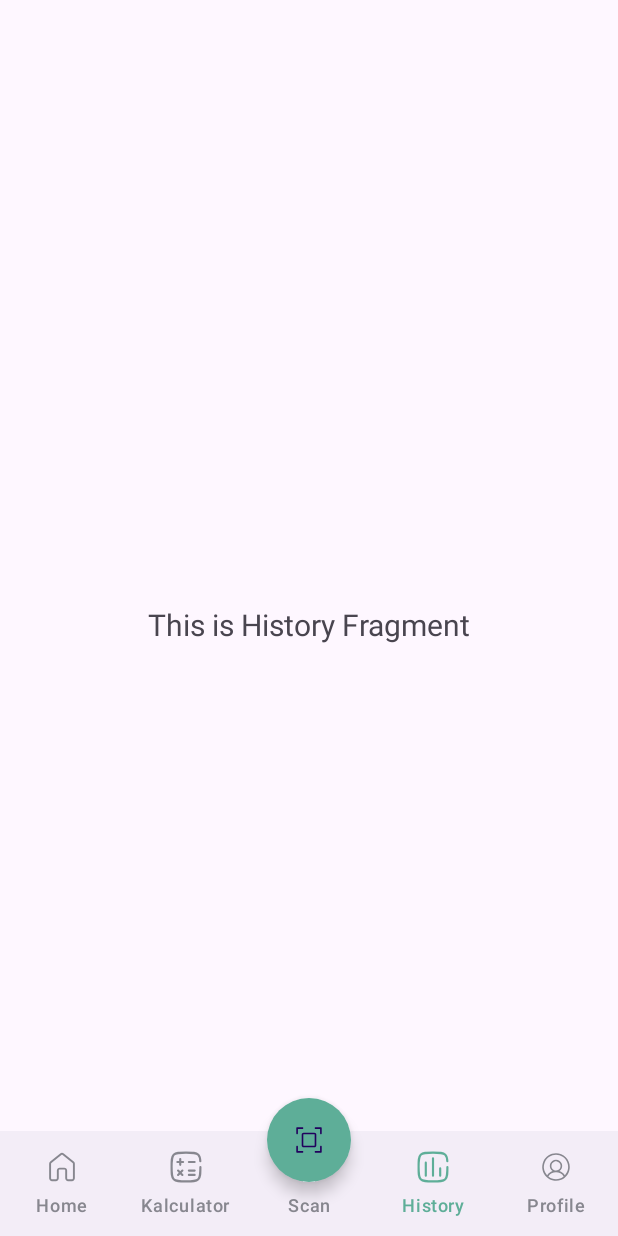
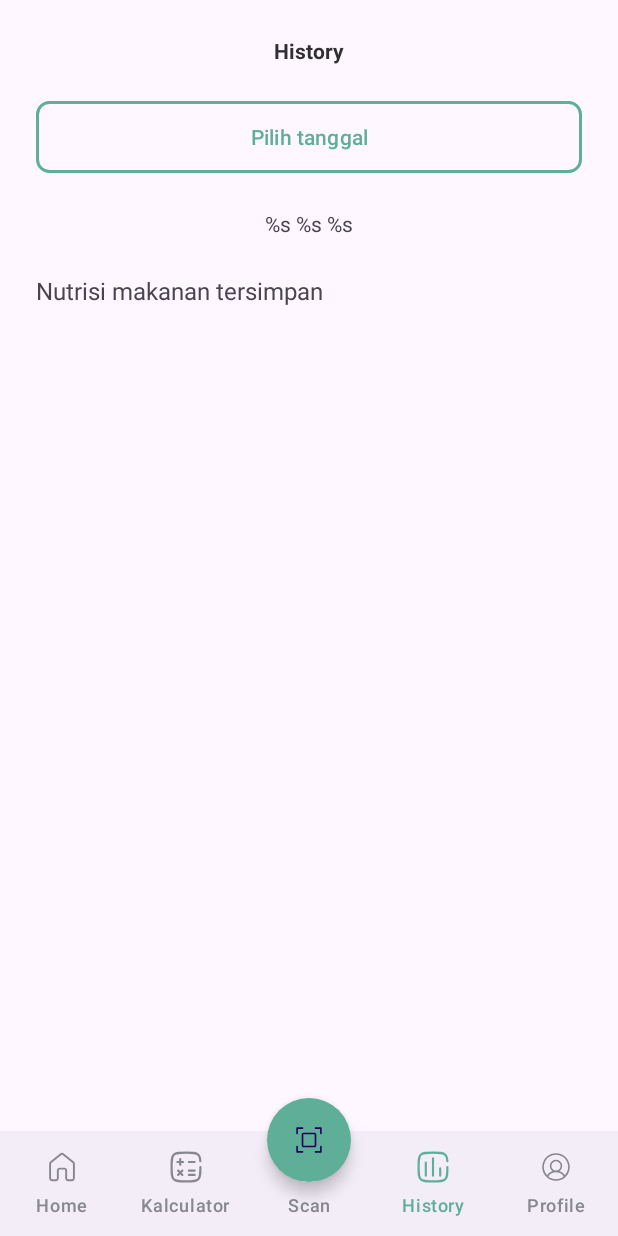
Before and after one commit to MuhammadFarrel4148/U-Meal-Team-Capstone, an Android app: the HistoryFragment screen opened through its navigation route, on a phone screen of 412 x 824 dp. Run offline under Robolectric (Android 15) with nearby library versions, the phone set to English and light mode, and no system bars; our stand-ins replace navigation-ui; libraries missing offline, so code that uses them is left out: com.yalantis.ucrop; pictures from the network do not load.

Commit message:
feat: sliced history page

```diff
--- a/MD/app/src/main/java/com/example/umeal/home/ui/history/HistoryFragment.kt
+++ b/MD/app/src/main/java/com/example/umeal/home/ui/history/HistoryFragment.kt
@@ -27,10 +27,6 @@ class HistoryFragment : Fragment() {
         _binding = FragmentHistoryBinding.inflate(inflater, container, false)
         val root: View = binding.root
 
-        val textView: TextView = binding.textHistory
-        historyViewModel.text.observe(viewLifecycleOwner) {
-            textView.text = it
-        }
         return root
     }
 
--- /dev/null
+++ b/MD/app/src/main/res/drawable/button_bg_2.xml
@@ -0,0 +1,10 @@
+<?xml version="1.0" encoding="utf-8"?>
+<selector xmlns:android="http://schemas.android.com/apk/res/android">
+    <item>
+        <shape android:shape="rectangle">
+            <solid android:color="@android:color/transparent" />
+            <stroke android:width="2dp" android:color="?attr/colorPrimary" />
+            <corners android:radius="8dp" />
+        </shape>
+    </item>
+</selector>
--- /dev/null
+++ b/MD/app/src/main/res/drawable/button_ripple_2.xml
@@ -0,0 +1,5 @@
+<?xml version="1.0" encoding="utf-8"?>
+<ripple xmlns:android="http://schemas.android.com/apk/res/android"
+    android:color="?attr/colorControlHighlight">
+    <item android:drawable="@drawable/button_bg_2"/>
+</ripple>
--- a/MD/app/src/main/res/layout/fragment_dashboard.xml
+++ b/MD/app/src/main/res/layout/fragment_dashboard.xml
@@ -310,6 +310,7 @@
             android:layout_height="wrap_content"
             android:layout_marginHorizontal="24dp"
             android:layout_marginTop="32dp"
+            android:textColor="@color/white"
             android:background="@drawable/button_ripple_effect"
             android:text="@string/count" />
 
--- a/MD/app/src/main/res/layout/fragment_history.xml
+++ b/MD/app/src/main/res/layout/fragment_history.xml
@@ -1,22 +1,51 @@
 <?xml version="1.0" encoding="utf-8"?>
-<androidx.constraintlayout.widget.ConstraintLayout xmlns:android="http://schemas.android.com/apk/res/android"
+<LinearLayout xmlns:android="http://schemas.android.com/apk/res/android"
     xmlns:app="http://schemas.android.com/apk/res-auto"
     xmlns:tools="http://schemas.android.com/tools"
     android:layout_width="match_parent"
     android:layout_height="match_parent"
+    android:orientation="vertical"
     tools:context=".home.ui.history.HistoryFragment">
 
     <TextView
-        android:id="@+id/text_history"
+        android:layout_width="wrap_content"
+        android:layout_height="wrap_content"
+        android:layout_gravity="center"
+        android:layout_marginTop="24dp"
+        android:text="@string/title_history"
+        android:textColor="?attr/textAppearanceBody1"
+        android:textSize="14sp"
+        android:textStyle="bold" />
+
+    <Button
+        android:id="@+id/btn_choose_date"
         android:layout_width="match_parent"
         android:layout_height="wrap_content"
-        android:layout_marginStart="8dp"
-        android:layout_marginTop="8dp"
-        android:layout_marginEnd="8dp"
-        android:textAlignment="center"
-        android:textSize="20sp"
-        app:layout_constraintBottom_toBottomOf="parent"
-        app:layout_constraintEnd_toEndOf="parent"
-        app:layout_constraintStart_toStartOf="parent"
-        app:layout_constraintTop_toTopOf="parent" />
-</androidx.constraintlayout.widget.ConstraintLayout>
+        android:layout_margin="24dp"
+        android:background="@drawable/button_ripple_2"
+        android:text="@string/choose_date"
+        android:textColor="?attr/colorPrimary" />
+
+    <TextView
+        android:id="@+id/tv_date"
+        android:layout_width="wrap_content"
+        android:layout_height="wrap_content"
+        android:layout_gravity="center"
+        android:text="@string/date" />
+
+    <TextView
+        android:layout_width="wrap_content"
+        android:layout_height="wrap_content"
+        android:layout_marginStart="24dp"
+        android:layout_marginTop="24dp"
+        android:text="@string/saved_nutrition"
+        android:textSize="16sp" />
+
+    <androidx.recyclerview.widget.RecyclerView
+        android:id="@+id/rv_food_history"
+        android:layout_width="match_parent"
+        android:layout_height="match_parent"
+        android:layout_marginHorizontal="24dp"
+        tools:listitem="@layout/food_item"
+        android:layout_marginTop="16dp" />
+</LinearLayout>
--- a/MD/app/src/main/res/values/strings.xml
+++ b/MD/app/src/main/res/values/strings.xml
@@ -133,6 +133,14 @@
     <string name="activity_factor">Faktor aktivitas</string>
     <string name="stress_factor">Faktor stress</string>
     <string name="count">Hitung kalori</string>
+    <string name="today">Today</string>
+    <string name="choose_date">Pilih tanggal</string>
+    <string name="date">%s %s %s</string>
+    <string name="saved_nutrition">Nutrisi makanan tersimpan</string>
+    <string name="food_image">food image</string>
+    <string name="meal_time">Sarapan</string>
+    <string name="calorie_count">200 Kalori</string>
+    <string name="arrow">Arrow</string>
 
     <string-array name="factor_stress_array">
         <item>Tidak ada stress - 1.1</item>
```
Also changed, not shown: MD/app/src/main/java/com/example/umeal/home/ui/home/HomeFragment.kt (+32 -32 lines), MD/app/src/main/res/layout/food_item.xml (added, +65 -0 lines), MD/app/src/main/res/layout/item_scan.xml (+14 -14 lines).
